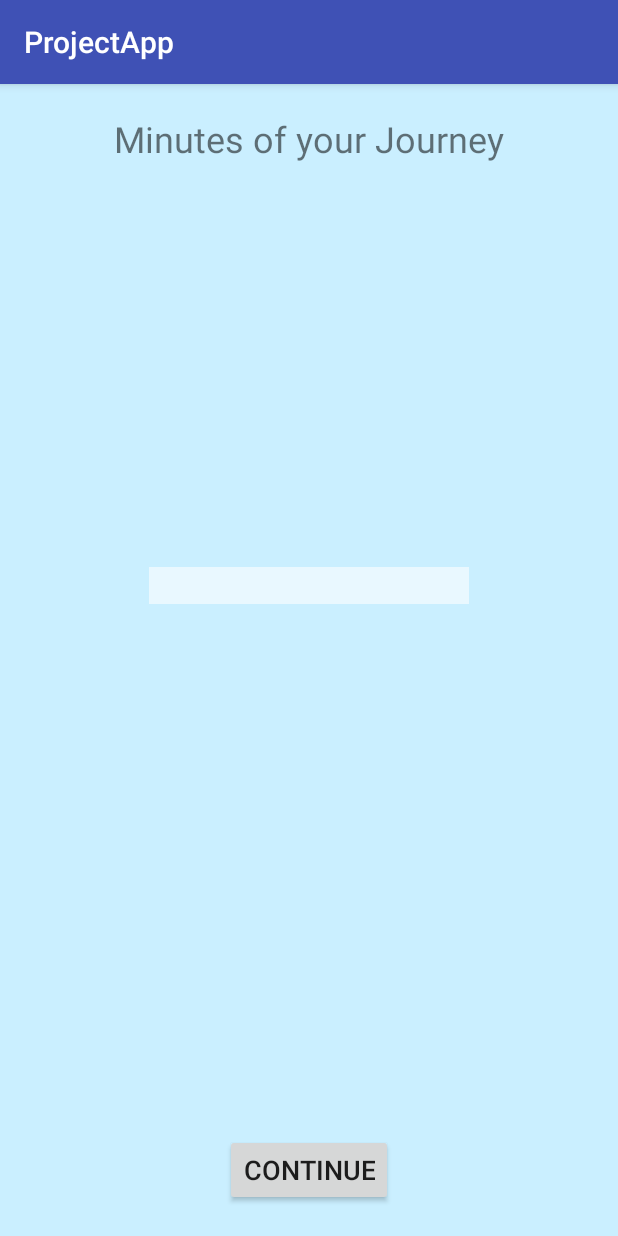
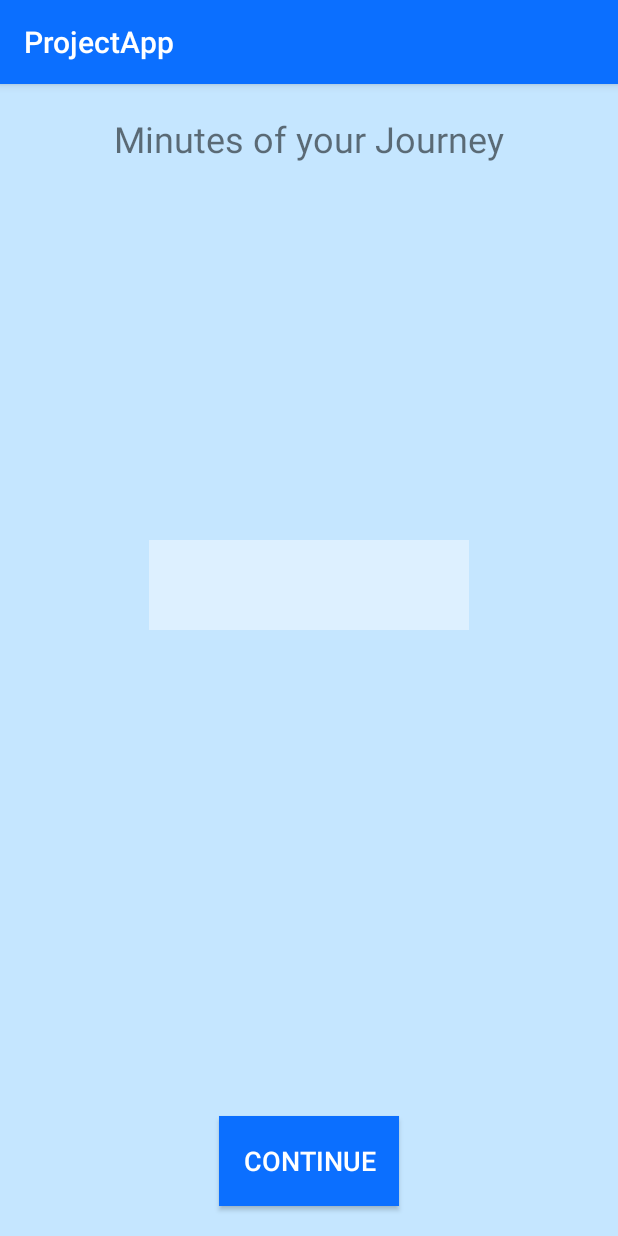
Before and after one commit to teunisvdh/ProjectApp, an Android app: the screen it shows after launch (TimeActivity), on a phone screen of 412 x 824 dp. Run offline under Robolectric (Android 15) with nearby library versions, the phone set to English and light mode, and no system bars.

Commit message:
Color app

```diff
--- a/app/src/main/res/layout/activity_mood.xml
+++ b/app/src/main/res/layout/activity_mood.xml
@@ -83,13 +83,15 @@
 
     <Button
         android:id="@+id/continueMood"
-        android:layout_width="wrap_content"
-        android:layout_height="wrap_content"
+        android:layout_width="120dp"
+        android:layout_height="60dp"
         android:layout_marginBottom="20dp"
         android:layout_marginEnd="8dp"
         android:layout_marginStart="8dp"
+        android:background="@color/colorPrimary"
         android:onClick="moodsGiven"
         android:text="Continue"
+        android:textColor="#FFFFFF"
         android:textSize="18sp"
         app:layout_constraintBottom_toBottomOf="parent"
         app:layout_constraintEnd_toEndOf="@+id/linearLayout"
--- a/app/src/main/res/layout/activity_recommend.xml
+++ b/app/src/main/res/layout/activity_recommend.xml
@@ -9,11 +9,13 @@
 
     <Button
         android:id="@+id/continueRecommend"
-        android:layout_width="wrap_content"
-        android:layout_height="wrap_content"
+        android:layout_width="120dp"
+        android:layout_height="60dp"
         android:layout_marginBottom="20dp"
+        android:background="@color/colorPrimary"
         android:onClick="continueRecommend"
         android:text="Continue"
+        android:textColor="#FFFFFF"
         android:textSize="18sp"
         app:layout_constraintBottom_toBottomOf="parent"
         app:layout_constraintEnd_toEndOf="parent"
--- a/app/src/main/res/layout/activity_time.xml
+++ b/app/src/main/res/layout/activity_time.xml
@@ -21,11 +21,12 @@
     <EditText
         android:id="@+id/editTime"
         android:layout_width="wrap_content"
-        android:layout_height="wrap_content"
+        android:layout_height="60dp"
         android:layout_marginBottom="100dp"
         android:background="@color/colorTextbox"
         android:ems="10"
         android:inputType="number"
+        android:textAlignment="center"
         android:textSize="18sp"
         app:layout_constraintBottom_toBottomOf="parent"
         app:layout_constraintEnd_toEndOf="parent"
@@ -34,11 +35,13 @@
 
     <Button
         android:id="@+id/button"
-        android:layout_width="wrap_content"
-        android:layout_height="wrap_content"
+        android:layout_width="120dp"
+        android:layout_height="60dp"
         android:layout_marginBottom="20dp"
+        android:background="@color/colorPrimary"
         android:onClick="minutesFilled"
         android:text="Continue"
+        android:textColor="#FFFFFF"
         android:textSize="18sp"
         app:layout_constraintBottom_toBottomOf="parent"
         app:layout_constraintEnd_toEndOf="parent"
--- a/app/src/main/res/values/colors.xml
+++ b/app/src/main/res/values/colors.xml
@@ -1,9 +1,9 @@
 <?xml version="1.0" encoding="utf-8"?>
 <resources>
-    <color name="colorPrimary">#3F51B5</color>
-    <color name="colorPrimaryDark">#303F9F</color>
+    <color name="colorPrimary">#0B6FFF</color>
+    <color name="colorPrimaryDark">#0C63BA</color>
     <color name="colorAccent">#898989</color>
-    <color name="colorBackground">#CAEFFF</color>
+    <color name="colorBackground">#C5E6FF</color>
     <color name="colorBar">#55F99B</color>
-    <color name="colorTextbox">#99FFFFFF</color>
+    <color name="colorTextbox">#66FFFFFF</color>
 </resources>
```
